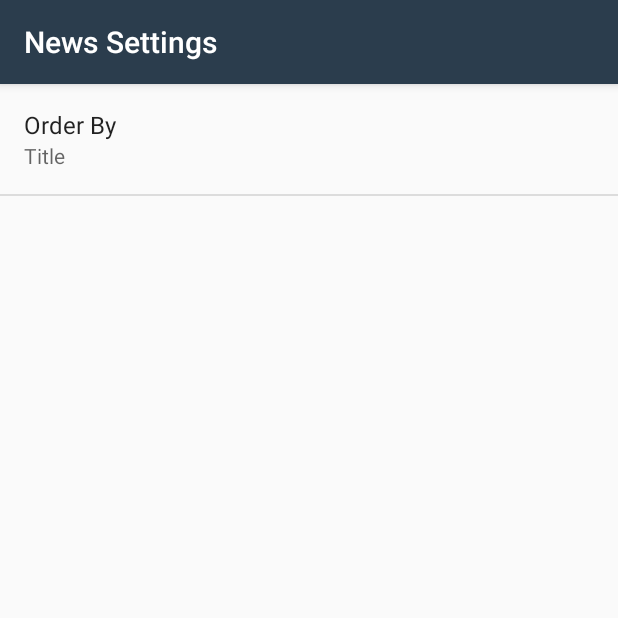
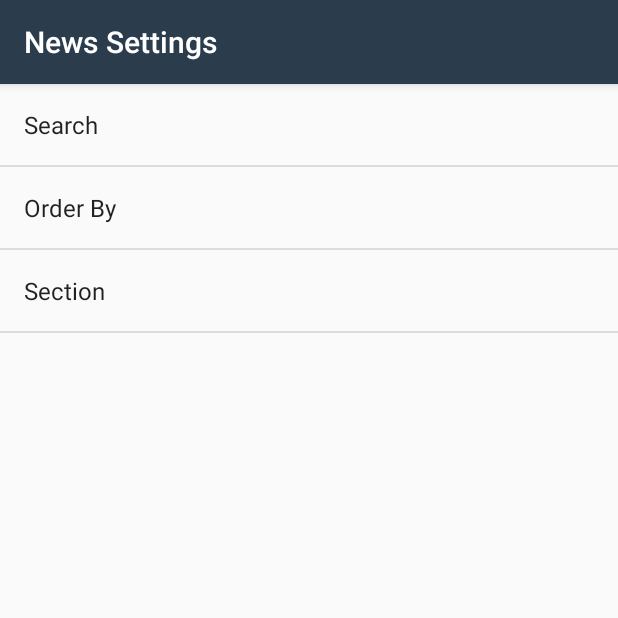
Before and after one commit to hjtse/Android-2.6NewsApp1, an Android app: the SettingsActivity screen opened directly, with no data from a screen before it, on a phone screen of 412 x 824 dp, the top half of it. Run offline under Robolectric (Android 15) with nearby library versions, the phone set to English and light mode, and no system bars.

Commit message:
added more preferences, still not working

```diff
--- a/app/src/main/java/com/example/android/news/SettingsActivity.java
+++ b/app/src/main/java/com/example/android/news/SettingsActivity.java
@@ -37,8 +37,14 @@ public class SettingsActivity extends AppCompatActivity {
             super.onCreate(savedInstanceState);
             addPreferencesFromResource(R.xml.settings_main);
 
+            Preference Search = findPreference(getString(R.string.settings_search_key));
+            bindPreferenceSummaryToValue(Search);
+
             Preference orderBy = findPreference(getString(R.string.settings_order_by_key));
             bindPreferenceSummaryToValue(orderBy);
+
+            Preference section = findPreference(getString(R.string.settings_section_key));
+            bindPreferenceSummaryToValue(section);
         }
         @Override
         public boolean onPreferenceChange(Preference preference, Object value) {
--- a/app/src/main/res/values/arrays.xml
+++ b/app/src/main/res/values/arrays.xml
@@ -1,14 +1,35 @@
 <?xml version="1.0" encoding="utf-8"?>
 <resources>
     <string-array name="settings_order_by_labels">
-        <item>@string/settings_order_by_title_label</item>
-        <item>@string/settings_order_by_most_recent_label</item>
-        <item>@string/settings_order_by_section_label</item>
+        <item>@string/settings_order_by_relevance_label</item>
+        <item>@string/settings_order_by_newest_label</item>
+        <item>@string/settings_order_by_oldest_label</item>
     </string-array>
 
     <string-array name="settings_order_by_values">
-        <item>@string/settings_order_by_title_value</item>
-        <item>@string/settings_order_by_most_recent_value</item>
-        <item>@string/settings_order_by_section_value</item>
+        <item>@string/settings_order_by_relevance_label</item>
+        <item>@string/settings_order_by_newest_label</item>
+        <item>@string/settings_order_by_oldest_label</item>
+    </string-array>
+
+    <string-array name="settings_section_labels">
+        <item>@string/settings_section_default_label</item>
+        <item>@string/settings_section_artanddesign_label</item>
+        <item>@string/settings_section_books_label</item>
+        <item>@string/settings_section_business_label</item>
+        <item>@string/settings_section_cities_label</item>
+        <item>@string/settings_section_education_label</item>
+        <item>@string/settings_section_environment_label</item>
+        <item>@string/settings_section_football_label</item>
+    </string-array>
+    <string-array name="settings_section_values">
+        <item>@string/settings_section_default_value</item>
+        <item>@string/settings_section_artanddesign_value</item>
+        <item>@string/settings_section_books_value</item>
+        <item>@string/settings_section_business_value</item>
+        <item>@string/settings_section_cities_value</item>
+        <item>@string/settings_section_education_value</item>
+        <item>@string/settings_section_environment_value</item>
+        <item>@string/settings_section_football_value</item>
     </string-array>
 </resources>
--- a/app/src/main/res/values/strings.xml
+++ b/app/src/main/res/values/strings.xml
@@ -31,21 +31,44 @@
     <string name="settings_title">News Settings</string>
 
 
+    <string name="settings_search_label">Search</string>
+    <string name="settings_search_default" translatable="false"></string>
+    <string name="settings_search_key" translatable="false">SearchTerm</string>
+
     <!-- Strings For Order-By Preference [CHAR LIMIT=30] -->
     <string name="settings_order_by_label">Order By</string>
     <string name="settings_order_by_key" translatable="false">order_by</string>
-    <string name="settings_order_by_default" translatable="false">@string/settings_order_by_title_value</string>
+    <string name="settings_order_by_default" translatable="false">@string/settings_order_by_newest_value</string>
+    <string name="settings_order_by_newest_label">Newest</string>
+    <string name="settings_order_by_newest_value" translatable="false">newest</string>
+    <string name="settings_order_by_oldest_label">Oldest</string>
+    <string name="settings_order_by_oldest_value" translatable="false">oldest</string>
+    <string name="settings_order_by_relevance_label">Relevance</string>
+    <string name="settings_order_by_relevance_value" translatable="false">relevance</string>
+
+    <string name="settings_section_label">Section</string>
+    <string name="settings_section_key" translatable="false">section</string>
+    <string name="settings_section_default" translatable="false"></string>
+    <string name="settings_section_default_label">Default</string>
+    <string name="settings_section_default_value">default</string>
+    <string name="settings_section_artanddesign_label">Art and Design</string>
+    <string name="settings_section_artanddesign_value" translatable="false">artanddesign</string>
+    <string name="settings_section_books_label">Books</string>
+    <string name="settings_section_books_value" translatable="false">books</string>
+    <string name="settings_section_business_label">Business</string>
+    <string name="settings_section_business_value" translatable="false">business</string>
+    <string name="settings_section_cities_label">Cities</string>
+    <string name="settings_section_cities_value" translatable="false">cities</string>
+    <string name="settings_section_education_label">Education</string>
+    <string name="settings_section_education_value" translatable="false">education</string>
+    <string name="settings_section_environment_label">Environment</string>
+    <string name="settings_section_environment_value" translatable="false">environment</string>
+    <string name="settings_section_football_label">Football</string>
+    <string name="settings_section_football_value" translatable="false">football</string>
 
     <!-- Label for order-by title option [CHAR LIMIT=20] -->
     <string name="settings_order_by_title_label">Title</string>
     <string name="settings_order_by_title_value" translatable="false">title</string>
 
-    <!-- Label for order-by most recent option [CHAR LIMIT=20] -->
-    <string name="settings_order_by_most_recent_label">Most Recent</string>
-    <string name="settings_order_by_most_recent_value" translatable="false">time</string>
-
-    <!-- Label for order-by section option [CHAR LIMIT=20] -->
-    <string name="settings_order_by_section_label">Section</string>
-    <string name="settings_order_by_section_value" translatable="false">sectionName</string>
 
 </resources>
--- a/app/src/main/res/xml/settings_main.xml
+++ b/app/src/main/res/xml/settings_main.xml
@@ -16,12 +16,24 @@
     xmlns:android="http://schemas.android.com/apk/res/android"
     android:title="@string/settings_title">
 
+    <EditTextPreference
+        android:defaultValue="@string/settings_search_default"
+        android:inputType="textCapWords"
+        android:key="@string/settings_search_key"
+        android:selectAllOnFocus="true"
+        android:title="@string/settings_search_label" />
     <ListPreference
         android:defaultValue="@string/settings_order_by_default"
         android:entries="@array/settings_order_by_labels"
         android:entryValues="@array/settings_order_by_values"
         android:key="@string/settings_order_by_key"
         android:title="@string/settings_order_by_label" />
+    <ListPreference
+        android:defaultValue="@string/settings_section_default"
+        android:entries="@array/settings_section_labels"
+        android:entryValues="@array/settings_section_values"
+        android:key="@string/settings_section_key"
+        android:title="@string/settings_section_label" />
 
 
 
```
